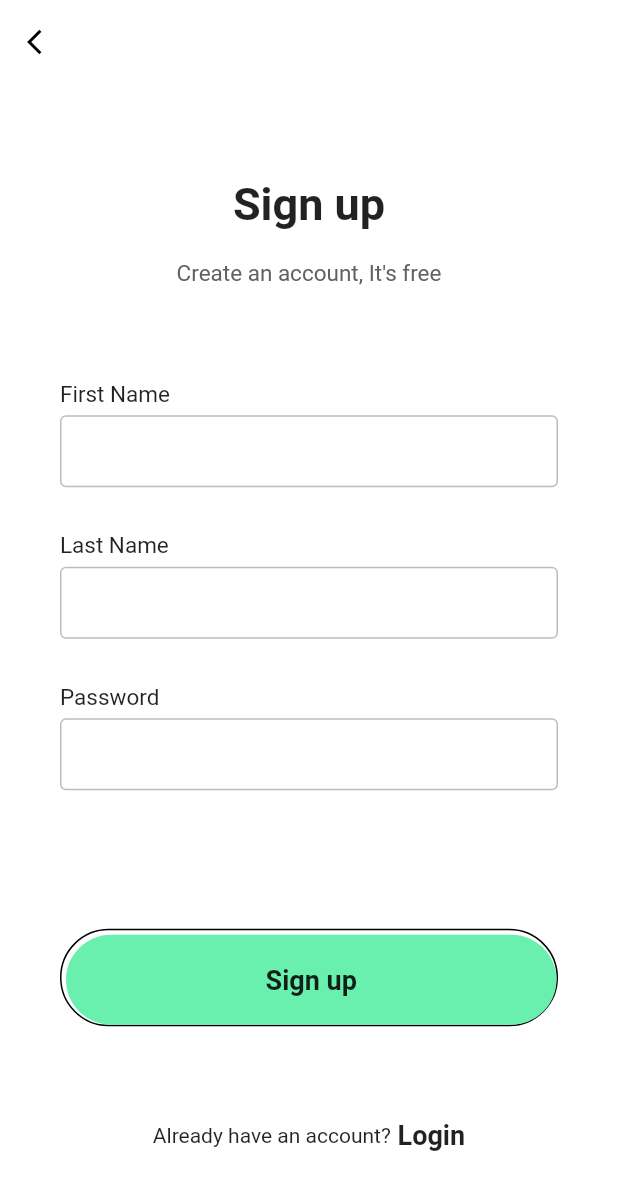
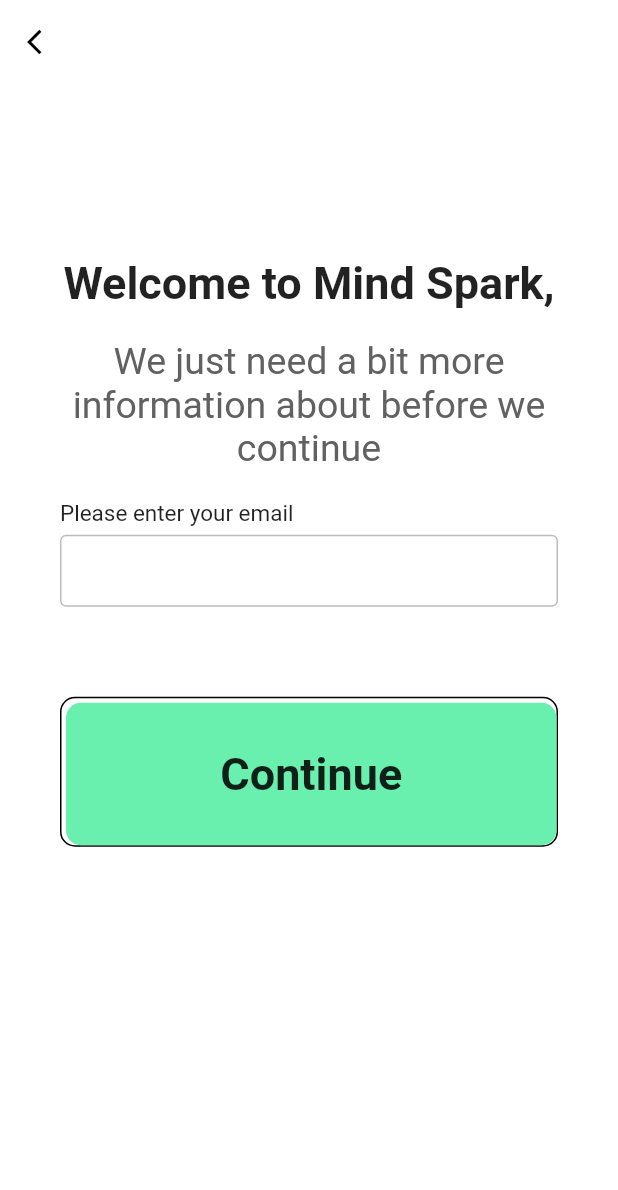
Before and after one commit to MindSparkInternational/Mind-Spark-Intl-Flutter, a Flutter app: the SignUp screen opened directly, after a tap on "Sign up", on a phone screen of 412 x 824 dp. Shown: the top 1190 px of the screen. Run offline on Flutter 3.47's test engine with Material 2 defaults, Android fonts, the phone set to English and light mode, and no system bars; our stand-ins replace animated_text_kit, auto_size_text, camera, cloud_firestore, curved_navigation_bar, file_picker and 6 more; missing offline and left inert: animated_widgets, nice_button, postgres; accounts and stored records are empty; network calls fail.

Commit message:
Added second sign in

```diff
--- a/MindSpark/lib/onboarding.dart
+++ b/MindSpark/lib/onboardings/onboarding.dart
@@ -1,6 +1,6 @@
-import 'package:MindSpark/loginOrSign.dart';
-import 'package:MindSpark/onBoardOne.dart';
-import 'package:MindSpark/onBoardingTwo.dart';
+import 'package:MindSpark/signAndLogStuff/loginOrSign.dart';
+import 'package:MindSpark/onboardings/onBoardOne.dart';
+import 'package:MindSpark/onboardings/onBoardingTwo.dart';
 import 'package:MindSpark/utilities/style.dart';
 import 'package:flutter/material.dart';
 import 'package:flutter/services.dart';
--- a/MindSpark/lib/loginOrSign.dart
+++ b/MindSpark/lib/signAndLogStuff/loginOrSign.dart
@@ -1,7 +1,7 @@
-import 'package:MindSpark/signUp.dart';
+import 'signUp.dart';
 import 'package:flutter/material.dart';
 import 'loginScreen.dart';
-import 'animations/FadeAnimation.dart';
+import 'package:MindSpark/animations/FadeAnimation.dart';
 
 class HomePage extends StatelessWidget {
   @override
--- a/MindSpark/lib/signUp.dart
+++ b/MindSpark/lib/signAndLogStuff/signUp.dart
@@ -1,6 +1,7 @@
+import 'package:MindSpark/signAndLogStuff/signUpTwo.dart';
 import 'package:flutter/material.dart';
 
-import 'animations/FadeAnimation.dart';
+import 'package:MindSpark/animations/FadeAnimation.dart';
 import 'loginScreen.dart';
 
 class SignUp extends StatefulWidget {
@@ -9,6 +10,18 @@ class SignUp extends StatefulWidget {
 }
 
 class _SignUpState extends State<SignUp> {
+  final firstController = TextEditingController();
+  final lastController = TextEditingController();
+  final passController = TextEditingController();
+
+  @override
+  void dispose() {
+    // TODO: implement dispose
+    firstController.dispose();
+    lastController.dispose();
+    passController.dispose();
+    super.dispose();
+  }
   @override
   Widget build(BuildContext context) {
     return Scaffold(
@@ -27,7 +40,7 @@ class _SignUpState extends State<SignUp> {
       ),
       body: SingleChildScrollView(
         child: Container(
-          padding: EdgeInsets.symmetric(horizontal: 40),
+          padding: EdgeInsets.symmetric(horizontal: 40, vertical: 10),
           height: MediaQuery.of(context).size.height - 50,
           width: double.infinity,
           child: Column(
@@ -48,9 +61,9 @@ class _SignUpState extends State<SignUp> {
               ),
               Column(
                 children: <Widget>[
-                  FadeAnimation(1.2, makeInput(label: "First Name")),
-                  FadeAnimation(1.3, makeInput(label: "Last Name")),
-                  FadeAnimation(1.4, makeInput(label: "Password", obscureText: true)),
+                  FadeAnimation(1.2, makeInput(label: "First Name", controller: firstController)),
+                  FadeAnimation(1.3, makeInput(label: "Last Name", controller: lastController)),
+                  FadeAnimation(1.4, makeInput(label: "Password", obscureText: true, controller: passController)),
                 ],
               ),
               FadeAnimation(1.5, Container(
@@ -67,7 +80,15 @@ class _SignUpState extends State<SignUp> {
                 child: MaterialButton(
                   minWidth: double.infinity,
                   height: 60,
-                  onPressed: () {},
+                  onPressed: () {
+                      print(passController.text);
+                      print(firstController.text);
+                      print(lastController.text);
+                      Navigator.push(context, MaterialPageRoute(
+                        builder: (context) => SignUpTwo(firstName: firstController.text),
+                      )
+                    );
+                  },
                   color: Colors.greenAccent,
                   elevation: 0,
                   shape: RoundedRectangleBorder(
@@ -99,7 +120,7 @@ class _SignUpState extends State<SignUp> {
     );
   }
 
-  Widget makeInput({label, obscureText = false}) {
+  Widget makeInput({label, obscureText = false, controller}) {
     return Column(
       crossAxisAlignment: CrossAxisAlignment.start,
       children: <Widget>[
@@ -110,6 +131,7 @@ class _SignUpState extends State<SignUp> {
         ),),
         SizedBox(height: 5,),
         TextField(
+          controller: controller,
           obscureText: obscureText,
           decoration: InputDecoration(
             contentPadding: EdgeInsets.symmetric(vertical: 0, horizontal: 10),
--- /dev/null
+++ b/MindSpark/lib/signAndLogStuff/signUpThree.dart
@@ -0,0 +1 @@
+import 'package:flutter/material.dart';
--- /dev/null
+++ b/MindSpark/lib/signAndLogStuff/signUpTwo.dart
@@ -0,0 +1,116 @@
+import 'package:MindSpark/animations/FadeAnimation.dart';
+import 'package:flutter/material.dart';
+
+class SignUpTwo extends StatefulWidget {
+  final String firstName;
+  SignUpTwo({this.firstName});
+  @override
+  _SignUpTwoState createState() => _SignUpTwoState(firstName);
+}
+
+class _SignUpTwoState extends State<SignUpTwo> {
+  String firstName;
+  _SignUpTwoState(this.firstName);
+  @override
+  Widget build(BuildContext context) {
+    return Scaffold(
+      backgroundColor: Colors.white,
+      resizeToAvoidBottomInset: true,
+      appBar: AppBar(
+        elevation: 0,
+        brightness: Brightness.light,
+        backgroundColor: Colors.white,
+        leading: IconButton(
+          onPressed: () {
+            Navigator.pop(context);
+          },
+          icon: Icon(Icons.arrow_back_ios, size: 20, color: Colors.black,),
+        ),
+      ),
+      body: SafeArea(
+        child: SingleChildScrollView(
+          child: Container(
+            padding: EdgeInsets.symmetric(horizontal: 40, vertical: 10),
+            height: MediaQuery.of(context).size.height-200,
+            width: double.infinity,
+            child: Column(
+            mainAxisAlignment: MainAxisAlignment.spaceEvenly,
+            children: <Widget>[
+              Column(
+                children: <Widget>[
+                  FadeAnimation(1, Text("Welcome to Mind Spark, $firstName", textAlign: TextAlign.center,style: TextStyle(
+                    fontSize: 30,
+                    fontWeight: FontWeight.bold
+                  ),)),
+                  SizedBox(height: 20,),
+                  FadeAnimation(1.2, Text("We just need a bit more information about before we continue", textAlign: TextAlign.center,style: TextStyle(
+                    fontSize: 25,
+                    color: Colors.grey[700]
+                  ),)),
+                  SizedBox(height: 20,),
+                  FadeAnimation(1.2, makeInput(label: "Please enter your email")),
+                  SizedBox(height:30),
+                  FadeAnimation(3,
+                    Container(
+                      padding: EdgeInsets.only(top: 3, left: 3),
+                      height: 100,
+                      width: double.infinity,
+                      decoration: BoxDecoration(
+                        borderRadius: BorderRadius.circular(10),
+                        border: Border.all(color: Colors.black)
+                      ),
+                      child: MaterialButton(
+                        onPressed: (){
+
+                        },
+                        minWidth: double.infinity,
+                        height: 100,
+                        color: Colors.greenAccent,
+                        elevation: 0,
+                        shape: RoundedRectangleBorder(
+                          borderRadius: BorderRadius.circular(10)
+                        ),
+                        child: Text("Continue", style: TextStyle(
+                          fontWeight: FontWeight.w600,
+                          fontSize: 30
+                        ),),
+                      ),
+                    )
+                  ),
+                ],
+              ),
+            ],
+          ),
+          ),
+        )
+      )
+    );
+  }
+  Widget makeInput({label, obscureText = false, controller}) {
+    return Column(
+      crossAxisAlignment: CrossAxisAlignment.start,
+      children: <Widget>[
+        Text(label, style: TextStyle(
+          fontSize: 15,
+          fontWeight: FontWeight.w400,
+          color: Colors.black87
+        ),),
+        SizedBox(height: 5,),
+        TextField(
+          controller: controller,
+          obscureText: obscureText,
+          decoration: InputDecoration(
+            contentPadding: EdgeInsets.symmetric(vertical: 0, horizontal: 10),
+            enabledBorder: OutlineInputBorder(
+              borderSide: BorderSide(color: Colors.grey[400])
+            ),
+            border: OutlineInputBorder(
+              borderSide: BorderSide(color: Colors.grey[400])
+            ),
+          ),
+        ),
+        SizedBox(height: 30,),
+      ],
+    );
+  }
+}
--- a/MindSpark/pubspec.yaml
+++ b/MindSpark/pubspec.yaml
@@ -50,6 +50,8 @@ dependencies:
   hexcolor: ^1.0.4
   shimmer: ^1.1.1
   simple_animations: ^2.2.1
+  file_picker: ^1.13.3
+  http: ^0.12.2
 dev_dependencies:
   flutter_test:
     sdk: flutter
```
Also changed, not shown: MindSpark/lib/backups/origHome.dart (+242 -0 lines), MindSpark/lib/loginStack.dart (deleted, +0 -33 lines), MindSpark/lib/main.dart (+9 -7 lines), MindSpark/lib/onboardings/onBoardOne.dart (renamed from MindSpark/lib/onBoardingTwo.dart, +5 -5 lines), MindSpark/lib/onboardings/onBoardingTwo.dart (renamed from MindSpark/lib/onBoardOne.dart, +5 -5 lines), MindSpark/lib/signAndLogStuff/loginScreen.dart (renamed from MindSpark/lib/loginScreen.dart, +8 -3 lines), MindSpark/lib/testFiles/videoUploadTest.dart (added, +230 -0 lines), MindSpark/pubspec.lock, 1 other file.
